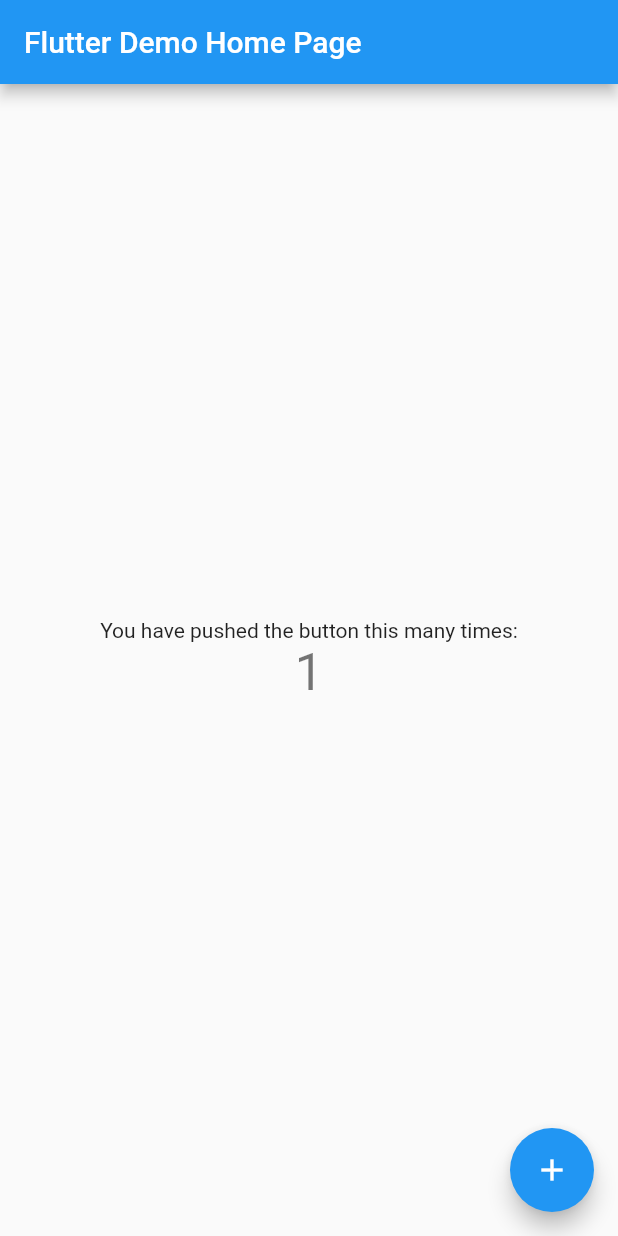
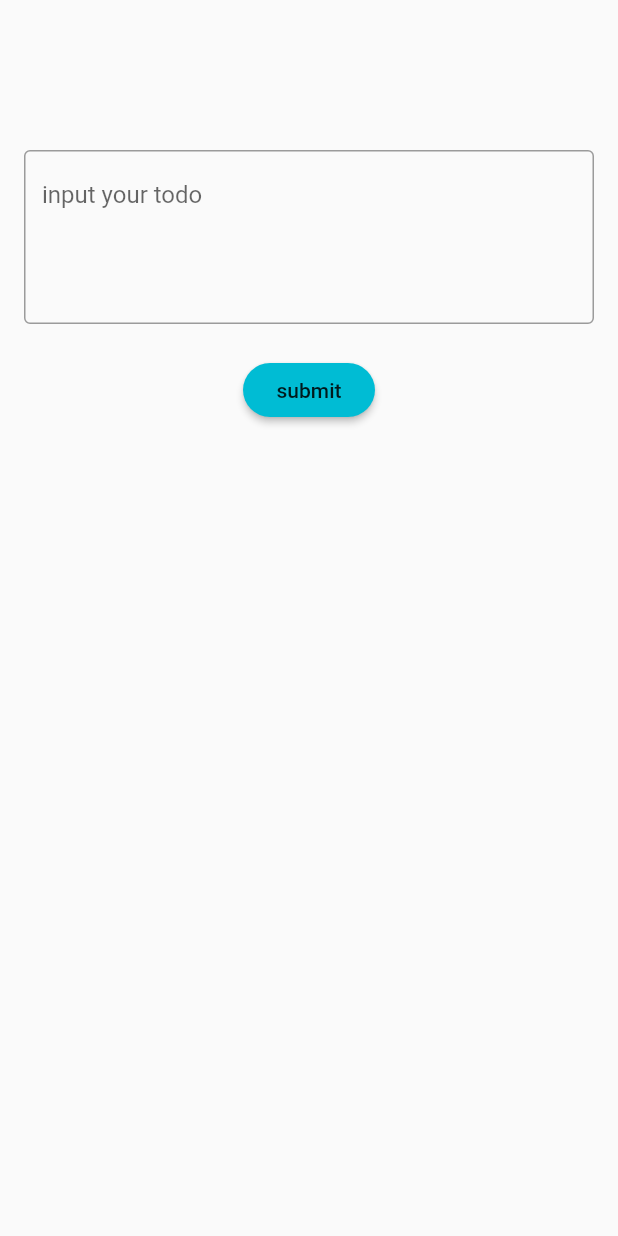
Before and after one commit to shogo-ma/todo_bloc, a Flutter app: the screen it shows after launch, after a tap on the "add" icon, on a phone screen of 412 x 824 dp. Run offline on Flutter 3.47's test engine with Material 2 defaults, Android fonts, the phone set to English and light mode, and no system bars.

Commit message:
:+1: add screens

```diff
--- a/lib/main.dart
+++ b/lib/main.dart
@@ -1,111 +1,17 @@
 import 'package:flutter/material.dart';
+import 'package:todo_bloc/screens/home_screen.dart';
 
 void main() => runApp(MyApp());
 
 class MyApp extends StatelessWidget {
-  // This widget is the root of your application.
   @override
   Widget build(BuildContext context) {
     return MaterialApp(
-      title: 'Flutter Demo',
+      title: 'todos',
       theme: ThemeData(
-        // This is the theme of your application.
-        //
-        // Try running your application with "flutter run". You'll see the
-        // application has a blue toolbar. Then, without quitting the app, try
-        // changing the primarySwatch below to Colors.green and then invoke
-        // "hot reload" (press "r" in the console where you ran "flutter run",
-        // or simply save your changes to "hot reload" in a Flutter IDE).
-        // Notice that the counter didn't reset back to zero; the application
-        // is not restarted.
         primarySwatch: Colors.blue,
       ),
-      home: MyHomePage(title: 'Flutter Demo Home Page'),
+      home: HomeScreen(),
     );
   }
 }
-
-class MyHomePage extends StatefulWidget {
-  MyHomePage({Key key, this.title}) : super(key: key);
-
-  // This widget is the home page of your application. It is stateful, meaning
-  // that it has a State object (defined below) that contains fields that affect
-  // how it looks.
-
-  // This class is the configuration for the state. It holds the values (in this
-  // case the title) provided by the parent (in this case the App widget) and
-  // used by the build method of the State. Fields in a Widget subclass are
-  // always marked "final".
-
-  final String title;
-
-  @override
-  _MyHomePageState createState() => _MyHomePageState();
-}
-
-class _MyHomePageState extends State<MyHomePage> {
-  int _counter = 0;
-
-  void _incrementCounter() {
-    setState(() {
-      // This call to setState tells the Flutter framework that something has
-      // changed in this State, which causes it to rerun the build method below
-      // so that the display can reflect the updated values. If we changed
-      // _counter without calling setState(), then the build method would not be
-      // called again, and so nothing would appear to happen.
-      _counter++;
-    });
-  }
-
-  @override
-  Widget build(BuildContext context) {
-    // This method is rerun every time setState is called, for instance as done
-    // by the _incrementCounter method above.
-    //
-    // The Flutter framework has been optimized to make rerunning build methods
-    // fast, so that you can just rebuild anything that needs updating rather
-    // than having to individually change instances of widgets.
-    return Scaffold(
-      appBar: AppBar(
-        // Here we take the value from the MyHomePage object that was created by
-        // the App.build method, and use it to set our appbar title.
-        title: Text(widget.title),
-      ),
-      body: Center(
-        // Center is a layout widget. It takes a single child and positions it
-        // in the middle of the parent.
-        child: Column(
-          // Column is also layout widget. It takes a list of children and
-          // arranges them vertically. By default, it sizes itself to fit its
-          // children horizontally, and tries to be as tall as its parent.
-          //
-          // Invoke "debug painting" (press "p" in the console, choose the
-          // "Toggle Debug Paint" action from the Flutter Inspector in Android
-          // Studio, or the "Toggle Debug Paint" command in Visual Studio Code)
-          // to see the wireframe for each widget.
-          //
-          // Column has various properties to control how it sizes itself and
-          // how it positions its children. Here we use mainAxisAlignment to
-          // center the children vertically; the main axis here is the vertical
-          // axis because Columns are vertical (the cross axis would be
-          // horizontal).
-          mainAxisAlignment: MainAxisAlignment.center,
-          children: <Widget>[
-            Text(
-              'You have pushed the button this many times:',
-            ),
-            Text(
-              '$_counter',
-              style: Theme.of(context).textTheme.display1,
-            ),
-          ],
-        ),
-      ),
-      floatingActionButton: FloatingActionButton(
-        onPressed: _incrementCounter,
-        tooltip: 'Increment',
-        child: Icon(Icons.add),
-      ), // This trailing comma makes auto-formatting nicer for build methods.
-    );
-  }
-}
--- /dev/null
+++ b/lib/screens/add_todo_screen.dart
@@ -0,0 +1,38 @@
+import 'package:flutter/material.dart';
+
+class AddTodoScreen extends StatelessWidget {
+  @override
+  Widget build(BuildContext context) {
+    final inputField = Container(
+        width: 380,
+        child: TextField(
+          maxLines: 4,
+          keyboardType: TextInputType.multiline,
+          decoration: InputDecoration(
+            hintText: 'input your todo',
+            border: OutlineInputBorder(),
+          ),
+          textAlign: TextAlign.left,
+        ));
+
+    final submitButton = RaisedButton(
+      child: Text("submit"),
+      color: Colors.cyan,
+      shape: StadiumBorder(),
+      onPressed: () {},
+    );
+
+    return Scaffold(
+      body: Center(
+        child: Column(
+          children: <Widget>[
+            SizedBox(height: 100),
+            inputField,
+            SizedBox(height: 20),
+            submitButton,
+          ],
+        ),
+      ),
+    );
+  }
+}
--- /dev/null
+++ b/lib/screens/home_screen.dart
@@ -0,0 +1,21 @@
+import 'package:flutter/material.dart';
+import 'package:todo_bloc/screens/add_todo_screen.dart';
+
+class HomeScreen extends StatelessWidget {
+  @override
+  Widget build(BuildContext context) {
+    return Scaffold(
+      appBar: AppBar(
+        title: Text("todos"),
+      ),
+      body: ListView(),
+      floatingActionButton: FloatingActionButton(
+        child: Icon(Icons.add),
+        onPressed: () {
+          Navigator.push(context,
+              MaterialPageRoute(builder: (context) => AddTodoScreen()));
+        },
+      ),
+    );
+  }
+}
```
